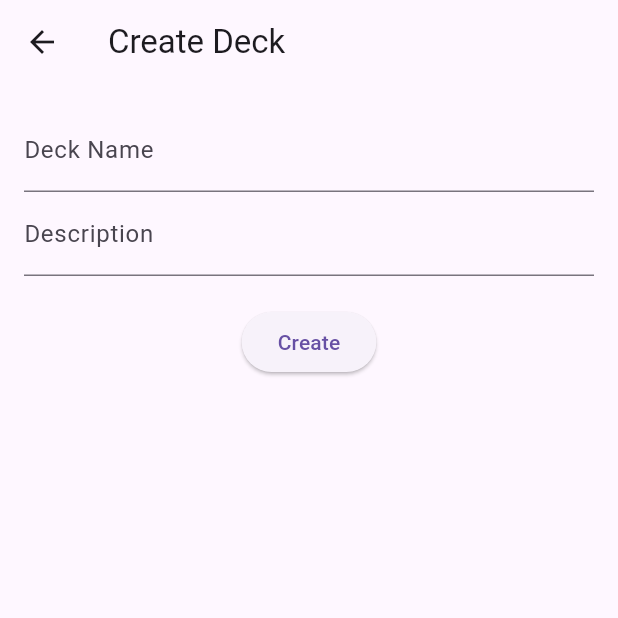
After one commit to KawikaI/flutter-app, a Flutter app: the screen it shows after launch, after a tap on the "add" icon, on a phone screen of 412 x 824 dp, the top half of it. The commit adds this screen. Run offline on Flutter 3.47's test engine with Material 3 defaults, Android fonts, the light colour scheme and no system bars.

Commit message:
deck implemet

```diff
--- a/lib/main.dart
+++ b/lib/main.dart
@@ -2,6 +2,8 @@ import 'package:flutter/material.dart';
 import 'models/deck.dart';
 import 'screens/deck_detail_screen.dart';
 import 'screens/card_search_screen.dart';
+import 'screens/create_deck_screen.dart';
+import 'screens/prefab_deck_screen.dart'; // optional, if you want prefab screen
 
 void main() {
   runApp(const MyApp());
@@ -14,7 +16,7 @@ class MyApp extends StatelessWidget {
   Widget build(BuildContext context) {
     return MaterialApp(
       title: 'Deck Builder',
-      debugShowCheckedModeBanner: false, // Removes the debug banner
+      debugShowCheckedModeBanner: false, // remove debug banner
       theme: ThemeData(primarySwatch: Colors.blue),
       home: const HomeScreen(),
     );
@@ -29,20 +31,11 @@ class HomeScreen extends StatefulWidget {
 }
 
 class _HomeScreenState extends State<HomeScreen> {
-  // Sample deck data
+  // Start with three decks (prefabs)
   final List<Deck> decks = [
-    Deck(
-      title: 'Blue Control',
-      description: 'A control deck built around counterspells.',
-    ),
-    Deck(
-      title: 'Red Aggro',
-      description: 'An aggressive deck focused on fast damage.',
-    ),
-    Deck(
-      title: 'Green Ramp',
-      description: 'Ramp up to huge creatures quickly.',
-    ),
+    Deck(title: 'Blue Control', description: 'A control deck built around counterspells.'),
+    Deck(title: 'Red Aggro', description: 'An aggressive deck focused on fast damage.'),
+    Deck(title: 'Green Ramp', description: 'Ramp up to huge creatures quickly.'),
   ];
 
   @override
@@ -50,6 +43,40 @@ class _HomeScreenState extends State<HomeScreen> {
     return Scaffold(
       appBar: AppBar(
         title: const Text('Deck Builder'),
+        actions: [
+          // Button to create a new custom deck
+          IconButton(
+            icon: const Icon(Icons.add),
+            onPressed: () async {
+              // Navigate to create deck screen
+              final newDeck = await Navigator.push(
+                context,
+                MaterialPageRoute(builder: (context) => CreateDeckScreen()),
+              );
+              if (newDeck != null && newDeck is Deck) {
+                setState(() {
+                  decks.add(newDeck);
+                });
+              }
+            },
+          ),
+          // (Optional) Button to clone a prefab deck
+          IconButton(
+            icon: const Icon(Icons.library_books),
+            onPressed: () async {
+              // Show a screen (or dialog) of prefab decks to pick from
+              final clonedDeck = await Navigator.push(
+                context,
+                MaterialPageRoute(builder: (context) => PrefabDeckScreen()),
+              );
+              if (clonedDeck != null && clonedDeck is Deck) {
+                setState(() {
+                  decks.add(clonedDeck);
+                });
+              }
+            },
+          ),
+        ],
       ),
       body: ListView.builder(
         itemCount: decks.length,
@@ -59,14 +86,11 @@ class _HomeScreenState extends State<HomeScreen> {
             margin: const EdgeInsets.all(10),
             elevation: 3,
             child: ListTile(
-              title: Text(
-                deck.title,
-                style: const TextStyle(fontWeight: FontWeight.bold),
-              ),
+              title: Text(deck.title, style: const TextStyle(fontWeight: FontWeight.bold)),
               subtitle: Text(deck.description),
               trailing: const Icon(Icons.arrow_forward_ios),
               onTap: () {
-                // Navigate to deck details
+                // Navigate to deck detail
                 Navigator.push(
                   context,
                   MaterialPageRoute(
@@ -78,8 +102,8 @@ class _HomeScreenState extends State<HomeScreen> {
           );
         },
       ),
+      // Keep the global search FAB
       floatingActionButton: FloatingActionButton(
-        // Global search button to open the CardSearchScreen
         onPressed: () {
           Navigator.push(
             context,
--- a/lib/models/deck.dart
+++ b/lib/models/deck.dart
@@ -1,11 +1,20 @@
 class Deck {
   final String title;
   final String description;
-  final List<dynamic> cards; // We'll store raw JSON from Scryfall for simplicity
+  final List<dynamic> cards; // Storing card JSON from Scryfall
 
   Deck({
     required this.title,
     required this.description,
     List<dynamic>? cards,
   }) : cards = cards ?? [];
+
+  // Optional: a quick way to clone an existing deck
+  Deck clone() {
+    return Deck(
+      title: title,
+      description: description,
+      cards: List.from(cards),
+    );
+  }
 }
--- /dev/null
+++ b/lib/screens/create_deck_screen.dart
@@ -0,0 +1,59 @@
+// lib/screens/create_deck_screen.dart
+import 'package:flutter/material.dart';
+import '../models/deck.dart';
+
+class CreateDeckScreen extends StatefulWidget {
+  const CreateDeckScreen({Key? key}) : super(key: key);
+
+  @override
+  State<CreateDeckScreen> createState() => _CreateDeckScreenState();
+}
+
+class _CreateDeckScreenState extends State<CreateDeckScreen> {
+  final TextEditingController _titleController = TextEditingController();
+  final TextEditingController _descriptionController = TextEditingController();
+
+  void _createDeck() {
+    final title = _titleController.text.trim();
+    final description = _descriptionController.text.trim();
+
+    if (title.isEmpty) {
+      ScaffoldMessenger.of(context).showSnackBar(
+        const SnackBar(content: Text('Please enter a deck name.')),
+      );
+      return;
+    }
+
+    final newDeck = Deck(title: title, description: description);
+    Navigator.pop(context, newDeck);
+  }
+
+  @override
+  Widget build(BuildContext context) {
+    return Scaffold(
+      appBar: AppBar(
+        title: const Text('Create Deck'),
+      ),
+      body: Padding(
+        padding: const EdgeInsets.all(16),
+        child: Column(
+          children: [
+            TextField(
+              controller: _titleController,
+              decoration: const InputDecoration(labelText: 'Deck Name'),
+            ),
+            TextField(
+              controller: _descriptionController,
+              decoration: const InputDecoration(labelText: 'Description'),
+            ),
+            const SizedBox(height: 20),
+            ElevatedButton(
+              onPressed: _createDeck,
+              child: const Text('Create'),
+            ),
+          ],
+        ),
+      ),
+    );
+  }
+}
--- /dev/null
+++ b/lib/screens/prefab_deck_screen.dart
@@ -0,0 +1,44 @@
+// lib/screens/prefab_deck_screen.dart
+import 'package:flutter/material.dart';
+import '../models/deck.dart';
+
+class PrefabDeckScreen extends StatelessWidget {
+  PrefabDeckScreen({Key? key}) : super(key: key);
+
+  // Some prefab decks you might want to let the user clone
+  final List<Deck> prefabDecks = [
+    Deck(
+      title: 'Black Reanimator',
+      description: 'Bring creatures back from the graveyard!',
+    ),
+    Deck(
+      title: 'White Weenie',
+      description: 'Small creatures that swarm the battlefield quickly.',
+    ),
+  ];
+
+  @override
+  Widget build(BuildContext context) {
+    return Scaffold(
+      appBar: AppBar(title: const Text('Choose a Prefab Deck')),
+      body: ListView.builder(
+        itemCount: prefabDecks.length,
+        itemBuilder: (context, index) {
+          final deck = prefabDecks[index];
+          return Card(
+            margin: const EdgeInsets.all(10),
+            elevation: 3,
+            child: ListTile(
+              title: Text(deck.title),
+              subtitle: Text(deck.description),
+              onTap: () {
+                // Clone this deck and pop back
+                Navigator.pop(context, deck.clone());
+              },
+            ),
+          );
+        },
+      ),
+    );
+  }
+}
```
